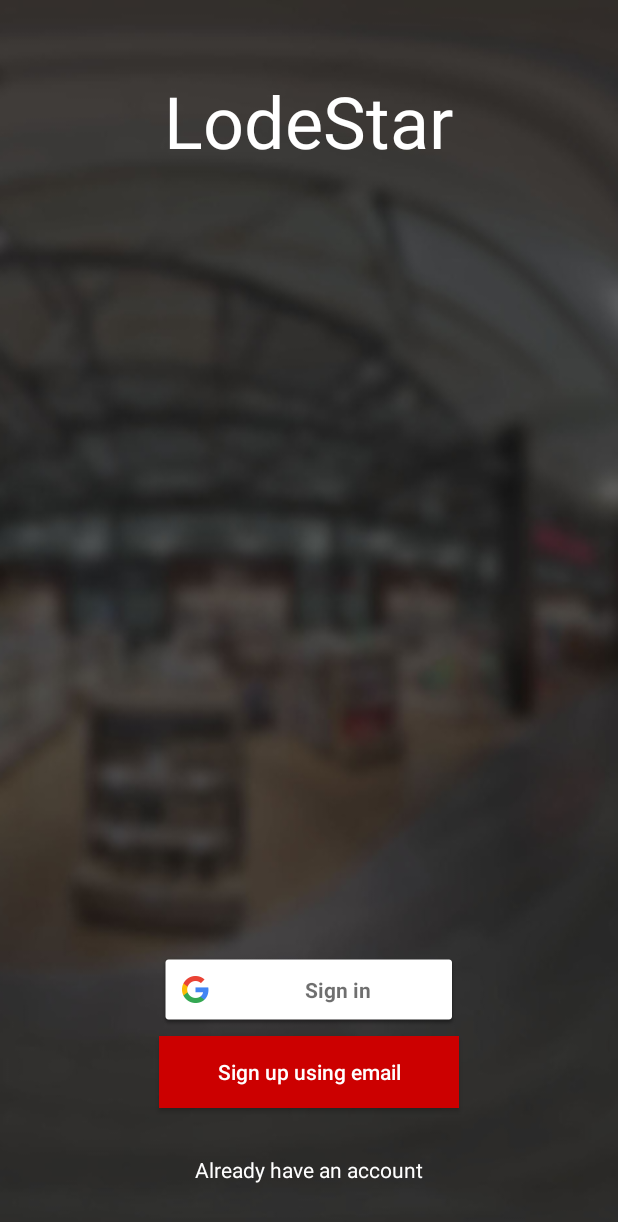
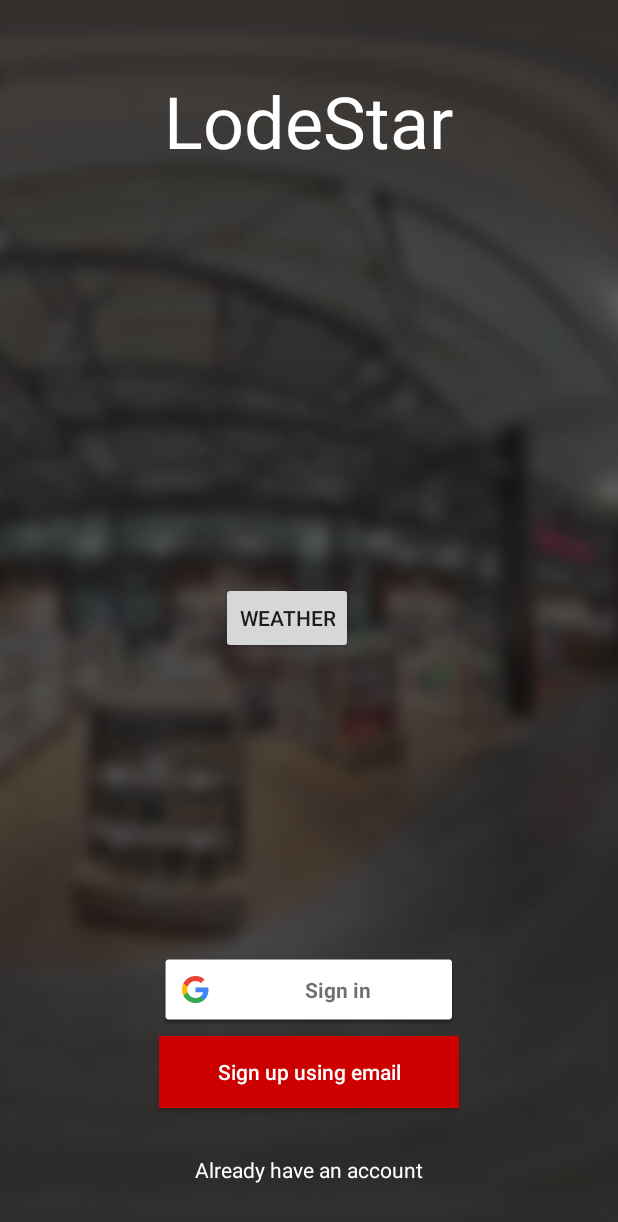
Before and after one commit to celikkoseoglu/LodeStar, an Android app: the screen it shows after launch (LoginActivity), on a phone screen of 412 x 824 dp. Shown: the top 1222 px of the screen. Run offline under Robolectric (Android 15) with nearby library versions, the phone set to English and light mode, and no system bars.

Commit message:
Weather Information v3 - Now, it can connect to server and get the JSON Object from the server

```diff
--- a/Android/LodeStar/app/src/main/AndroidManifest.xml
+++ b/Android/LodeStar/app/src/main/AndroidManifest.xml
@@ -27,6 +27,7 @@
             android:name=".TripActivity"
             android:label="@string/title_activity_trip"
             android:theme="@style/AppTheme"></activity>
+        <activity android:name=".WeatherInformationActivity" />
     </application>
 
 </manifest>
--- a/Android/LodeStar/app/src/main/java/com/lodestarapp/cs491/lodestar/Adapters/WeatherInformationAdapter.java
+++ b/Android/LodeStar/app/src/main/java/com/lodestarapp/cs491/lodestar/Adapters/WeatherInformationAdapter.java
@@ -4,8 +4,6 @@ import android.support.v7.widget.RecyclerView;
 import android.view.View;
 import android.view.ViewGroup;
 
-import com.android.volley.RequestQueue;
-import com.android.volley.toolbox.Volley;
 import com.lodestarapp.cs491.lodestar.Models.WeatherInformation;
 
 public class WeatherInformationAdapter extends RecyclerView.Adapter<WeatherInformationAdapter.ViewHolder> {
--- a/Android/LodeStar/app/src/main/res/layout/activity_login.xml
+++ b/Android/LodeStar/app/src/main/res/layout/activity_login.xml
@@ -50,4 +50,16 @@
         android:clickable="true"
         android:focusable="true" />
 
+    <Button
+        android:id="@+id/button2"
+        android:layout_width="wrap_content"
+        android:layout_height="wrap_content"
+        android:layout_alignLeft="@+id/login_text"
+        android:layout_alignStart="@+id/login_text"
+        android:layout_centerVertical="true"
+        android:layout_marginLeft="17dp"
+        android:layout_marginStart="17dp"
+        android:onClick="weatherStart"
+        android:text="Weather" />
+
 </RelativeLayout>
```
Also changed, not shown: Android/LodeStar/app/src/main/java/com/lodestarapp/cs491/lodestar/LoginActivity.java (+7 -0 lines), Android/LodeStar/app/src/main/java/com/lodestarapp/cs491/lodestar/WeatherInformationActivity.java (+31 -1 lines).
